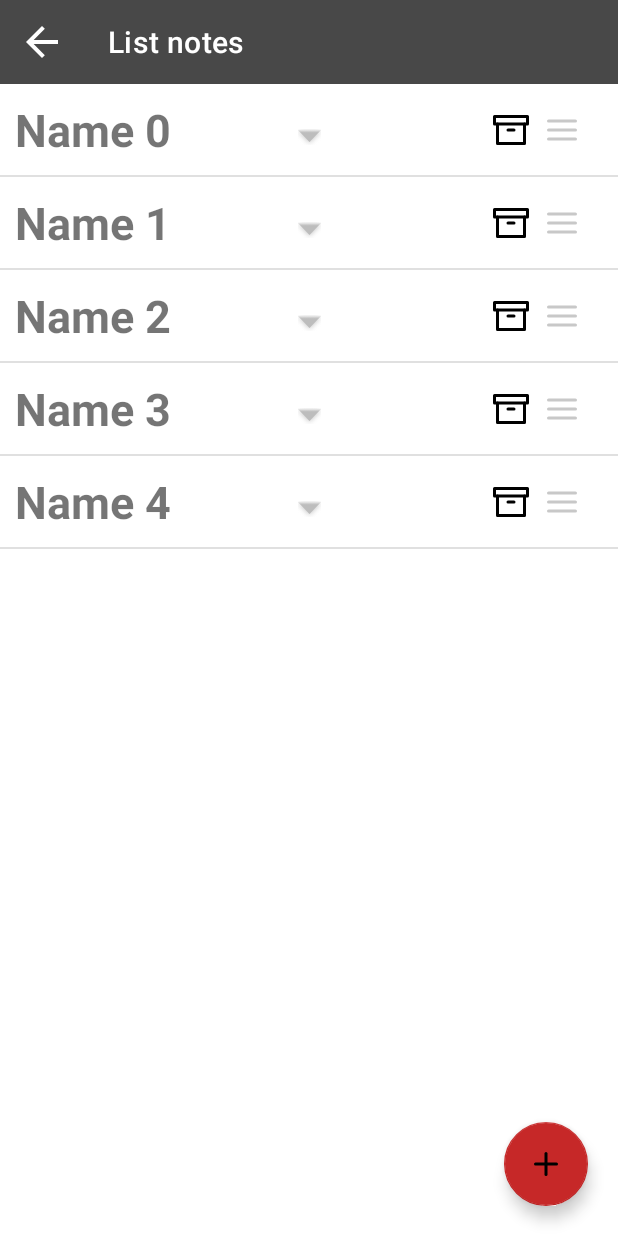
After one commit to VladimirTsihukov/AmazingAppNasa, an Android app: the fragment NotesListFragment placed in its activity, on a phone screen of 412 x 824 dp. The commit adds this screen. Run offline under Robolectric (Android 15) with nearby library versions, the phone set to English and light mode, and no system bars; libraries missing offline, so code that uses them is left out: coil.api.load; network calls fail; pictures from the network do not load; Roboto replaces fonts that are not available here; 1 statement that could not run was skipped.

Commit message:
Create AdapterNotes and Fragments for notes

```diff
--- a/app/build.gradle
+++ b/app/build.gradle
@@ -45,7 +45,7 @@ dependencies {
     implementation "org.jetbrains.kotlin:kotlin-stdlib:$kotlin_version"
     implementation 'androidx.core:core-ktx:1.3.2'
     implementation 'androidx.appcompat:appcompat:1.2.0'
-    implementation 'com.google.android.material:material:1.3.0'
+    implementation 'com.google.android.material:material:1.4.0-alpha02'
     implementation 'androidx.constraintlayout:constraintlayout:2.0.4'
     implementation 'androidx.lifecycle:lifecycle-livedata-ktx:2.3.0'
     implementation 'androidx.lifecycle:lifecycle-viewmodel-ktx:2.3.0'
--- /dev/null
+++ b/app/src/main/java/com/adnroidapp/amazingappnasa/data/NotesData.kt
@@ -0,0 +1,3 @@
+package com.adnroidapp.amazingappnasa.data
+
+data class NotesData (val id: Int, val nameNotes: String, val message: String)
--- /dev/null
+++ b/app/src/main/java/com/adnroidapp/amazingappnasa/ui/adapter/AdapterNotes.kt
@@ -0,0 +1,63 @@
+package com.adnroidapp.amazingappnasa.ui.adapter
+
+import android.view.LayoutInflater
+import android.view.View
+import android.view.ViewGroup
+import androidx.recyclerview.widget.RecyclerView
+import com.adnroidapp.amazingappnasa.R
+import com.adnroidapp.amazingappnasa.data.NotesData
+import kotlinx.android.synthetic.main.view_holder_notes.view.*
+
+class AdapterNotes : RecyclerView.Adapter<AdapterNotes.HolderNotes>() {
+
+    private var listNotes = mutableListOf<Pair<NotesData, Boolean>>()
+
+    fun setItem(newListNotes: List<Pair<NotesData, Boolean>>) {
+        listNotes.addAll(newListNotes)
+        notifyDataSetChanged()
+    }
+
+    override fun onCreateViewHolder(parent: ViewGroup, viewType: Int): HolderNotes {
+        return HolderNotes(LayoutInflater.from(parent.context).inflate(R.layout.view_holder_notes, parent, false))
+    }
+
+    override fun onBindViewHolder(holder: HolderNotes, position: Int) {
+        holder.onBind(listNotes[position].first)
+    }
+
+    override fun getItemCount(): Int = listNotes.size
+
+    inner class HolderNotes(view: View) : RecyclerView.ViewHolder(view) {
+        private var isCheckedMessage = false
+
+        fun onBind(notes: NotesData) {
+            with(itemView) {
+                tv_name_notes.text = notes.nameNotes
+                tv_message_notes.text = notes.message
+                img_delete_notes.setOnClickListener { deleteNotes() }
+                img_item_down.setOnClickListener { setCheckMessage() }
+                img_item_up.setOnClickListener { setCheckMessage() }
+            }
+        }
+
+        private fun deleteNotes() {
+            listNotes.removeAt(layoutPosition)
+            notifyItemRemoved(layoutPosition)
+        }
+
+        private fun setCheckMessage() {
+            with(itemView) {
+                if (isCheckedMessage) {
+                    img_item_down.visibility = View.VISIBLE
+                    img_item_up.visibility = View.INVISIBLE
+                    tv_message_notes.visibility = View.GONE
+                } else {
+                    img_item_down.visibility = View.INVISIBLE
+                    img_item_up.visibility = View.VISIBLE
+                    tv_message_notes.visibility = View.VISIBLE
+                }
+            }
+            isCheckedMessage = !isCheckedMessage
+        }
+    }
+}
--- a/app/src/main/java/com/adnroidapp/amazingappnasa/ui/fragment/BottomNavigationDrawerFragment.kt
+++ b/app/src/main/java/com/adnroidapp/amazingappnasa/ui/fragment/BottomNavigationDrawerFragment.kt
@@ -24,8 +24,10 @@ class BottomNavigationDrawerFragment : BottomSheetDialogFragment() {
 
         navigation_view.setNavigationItemSelectedListener {
             when (it.itemId) {
-                R.id.navigation_one -> {Toast.makeText(context, "Screan one", Toast.LENGTH_SHORT)
-                    .show()
+                R.id.navigation_one -> {
+                    activity?.supportFragmentManager?.beginTransaction()
+                        ?.add(R.id.container, NotesListFragment.newInstance(), NotesListFragment.TAG)
+                        ?.addToBackStack(NotesFragment.TAG)?.commit()
                     dismiss()
                 }
                 R.id.navigation_two -> {Toast.makeText(context, "Screan two", Toast.LENGTH_SHORT)
--- /dev/null
+++ b/app/src/main/java/com/adnroidapp/amazingappnasa/ui/fragment/NotesListFragment.kt
@@ -0,0 +1,60 @@
+package com.adnroidapp.amazingappnasa.ui.fragment
+
+import android.os.Bundle
+import android.view.View
+import androidx.fragment.app.Fragment
+import androidx.recyclerview.widget.DividerItemDecoration
+import androidx.recyclerview.widget.LinearLayoutManager
+import androidx.recyclerview.widget.RecyclerView
+import com.adnroidapp.amazingappnasa.R
+import com.adnroidapp.amazingappnasa.data.NotesData
+import com.adnroidapp.amazingappnasa.ui.adapter.AdapterNotes
+import kotlinx.android.synthetic.main.fragment_list_notes.*
+
+class NotesListFragment : Fragment(R.layout.fragment_list_notes) {
+
+    private lateinit var recyclerView: RecyclerView
+    private val adapter by lazy { AdapterNotes() }
+
+    override fun onViewCreated(view: View, savedInstanceState: Bundle?) {
+        super.onViewCreated(view, savedInstanceState)
+
+        initToolbar()
+
+        recyclerView = view.findViewById(R.id.rec_view_notes_list)
+        recyclerView.addItemDecoration(DividerItemDecoration(context, LinearLayoutManager.VERTICAL))
+        recyclerView.adapter = adapter
+
+        val listNotes = listOf(
+            Pair(NotesData(0, "Name 0", "Message 0"), false),
+            Pair(NotesData(1, "Name 1", "Message 1"), false),
+            Pair(NotesData(2, "Name 2", "Message 2"), false),
+            Pair(NotesData(3, "Name 3", "Message 3"), false),
+            Pair(NotesData(4, "Name 4", "Message 4"), false),
+        )
+
+        adapter.setItem(listNotes)
+
+        action_bar_add_notes.setOnClickListener {
+            activity?.let {
+                it.supportFragmentManager.beginTransaction()
+                    .add(R.id.container, NotesFragment.newInstance(), NotesFragment.TAG)
+                    .addToBackStack(NotesFragment.TAG).commit()
+            }
+        }
+    }
+
+    private fun initToolbar () {
+        toolbar_list_notes.setNavigationIcon(R.drawable.ic_baseline_arrow_back_32)
+        toolbar_list_notes.setNavigationOnClickListener {
+            activity?.let {
+                it.supportFragmentManager.popBackStack()
+            }
+        }
+    }
+
+    companion object {
+        fun newInstance() = NotesListFragment()
+        const val TAG = "NotesListFragment"
+    }
+}
--- /dev/null
+++ b/app/src/main/res/layout/fragment_list_notes.xml
@@ -0,0 +1,36 @@
+<?xml version="1.0" encoding="utf-8"?>
+<androidx.constraintlayout.widget.ConstraintLayout xmlns:android="http://schemas.android.com/apk/res/android"
+    xmlns:app="http://schemas.android.com/apk/res-auto"
+    android:layout_width="match_parent"
+    android:layout_height="match_parent"
+    android:background="@color/white"
+    android:clickable="true"
+    android:focusable="true">
+
+    <androidx.appcompat.widget.Toolbar
+        android:id="@+id/toolbar_list_notes"
+        style="@style/style_toolBar"
+        app:layout_constraintStart_toStartOf="parent"
+        app:layout_constraintTop_toTopOf="parent"
+        app:title="@string/list_notes" />
+
+    <androidx.recyclerview.widget.RecyclerView
+        android:id="@+id/rec_view_notes_list"
+        android:layout_width="0dp"
+        android:layout_height="wrap_content"
+        app:layoutManager="androidx.recyclerview.widget.LinearLayoutManager"
+        app:layout_constraintEnd_toEndOf="parent"
+        app:layout_constraintStart_toStartOf="parent"
+        app:layout_constraintTop_toBottomOf="@+id/toolbar_list_notes" />
+
+    <com.google.android.material.floatingactionbutton.FloatingActionButton
+        android:id="@+id/action_bar_add_notes"
+        android:layout_margin="@dimen/margin_middle"
+        android:layout_width="wrap_content"
+        app:backgroundTint="?attr/backgroundFloatingActionButton"
+        android:src="@drawable/ic_plus_fab"
+        android:layout_height="wrap_content"
+        app:layout_constraintBottom_toBottomOf="parent"
+        app:layout_constraintEnd_toEndOf="parent" />
+
+</androidx.constraintlayout.widget.ConstraintLayout>
--- /dev/null
+++ b/app/src/main/res/layout/view_holder_notes.xml
@@ -0,0 +1,77 @@
+<?xml version="1.0" encoding="utf-8"?>
+<androidx.constraintlayout.widget.ConstraintLayout xmlns:android="http://schemas.android.com/apk/res/android"
+    xmlns:app="http://schemas.android.com/apk/res-auto"
+    xmlns:tools="http://schemas.android.com/tools"
+    android:layout_width="match_parent"
+    android:layout_height="wrap_content"
+    android:layout_margin="@dimen/margin_small"
+    android:background="@color/white">
+
+    <androidx.appcompat.widget.AppCompatTextView
+        android:id="@+id/tv_name_notes"
+        android:layout_width="wrap_content"
+        android:layout_height="wrap_content"
+        android:textSize="30sp"
+        android:textStyle="bold"
+        app:layout_constraintStart_toStartOf="parent"
+        app:layout_constraintTop_toTopOf="parent"
+        tools:text="@string/mars" />
+
+    <androidx.appcompat.widget.AppCompatImageView
+        android:id="@+id/img_item_up"
+        android:layout_width="wrap_content"
+        android:layout_height="wrap_content"
+        android:padding="@dimen/margin_small"
+        android:tint="@color/color_gray"
+        android:visibility="invisible"
+        app:layout_constraintBottom_toBottomOf="@+id/tv_name_notes"
+        app:layout_constraintEnd_toEndOf="parent"
+        app:layout_constraintStart_toStartOf="parent"
+        app:srcCompat="@android:drawable/arrow_up_float" />
+
+    <androidx.appcompat.widget.AppCompatImageView
+        android:id="@+id/img_item_down"
+        android:layout_width="wrap_content"
+        android:layout_height="wrap_content"
+        android:padding="@dimen/margin_small"
+        android:tint="@color/color_gray"
+        app:layout_constraintBottom_toBottomOf="@+id/tv_name_notes"
+        app:layout_constraintEnd_toEndOf="parent"
+        app:layout_constraintStart_toStartOf="parent"
+        app:srcCompat="@android:drawable/arrow_down_float" />
+
+    <androidx.appcompat.widget.AppCompatImageView
+        android:id="@+id/img_drag_drop"
+        android:layout_width="wrap_content"
+        android:layout_height="wrap_content"
+        android:layout_margin="15dp"
+        android:tint="@color/cardview_shadow_start_color"
+        app:layout_constraintBottom_toBottomOf="@+id/tv_name_notes"
+        app:layout_constraintEnd_toEndOf="parent"
+        app:layout_constraintTop_toTopOf="@+id/tv_name_notes"
+        app:srcCompat="@drawable/ic_hamburger_menu_bottom_bar" />
+
+    <androidx.appcompat.widget.AppCompatImageView
+        android:id="@+id/img_delete_notes"
+        android:layout_width="wrap_content"
+        android:layout_height="wrap_content"
+        android:layout_margin="10dp"
+        app:layout_constraintBottom_toBottomOf="@+id/img_drag_drop"
+        app:layout_constraintEnd_toStartOf="@+id/img_drag_drop"
+        app:layout_constraintTop_toTopOf="@+id/img_drag_drop"
+        app:srcCompat="@drawable/ic_archive" />
+
+    <androidx.appcompat.widget.AppCompatTextView
+        android:id="@+id/tv_message_notes"
+        android:layout_width="0dp"
+        android:layout_height="wrap_content"
+        android:padding="10dp"
+        android:textColor="#000"
+        android:visibility="gone"
+        app:layout_constraintEnd_toEndOf="parent"
+        app:layout_constraintStart_toStartOf="parent"
+        app:layout_constraintTop_toBottomOf="@+id/tv_name_notes"
+        tools:text="@string/message"
+        tools:visibility="visible" />
+
+</androidx.constraintlayout.widget.ConstraintLayout>
--- a/app/src/main/res/values/colors.xml
+++ b/app/src/main/res/values/colors.xml
@@ -23,6 +23,7 @@
 
     <color name="colorPrimaryDark">#00574B</color>
     <color name="color_gray">#BDBDBD</color>
+    <color name="color_light_gray">#DCDCDC</color>
     <color name="color_launcher_background">#08D9F3</color>
     <color name="color_accent">#D81B60</color>
     <color name="color_red">#c62828</color>
--- a/app/src/main/res/values/strings.xml
+++ b/app/src/main/res/values/strings.xml
@@ -30,6 +30,12 @@
     <string name="message_in_toolbar_for_mars">Photos of NASA Curiosity rover, capabilities and the Spirit rovers on Mars</string>
     <string name="message_in_toolbar_for_earth">This image was taken by NASA EPIC camera onboard the NOAA DSCOVR spacecraft</string>
     <string name="message_in_toolbar_for_moon">Photos of the moon taken by NASA</string>
+    <string name="notes">Notes</string>
+    <string name="title">Title</string>
+    <string name="text_field">Text field</string>
+    <string name="save_notes">Save notes</string>
+    <string name="message">Message</string>
+    <string name="list_notes">List notes</string>
 
     <string-array name="pref_entry_theme">
         <item>Theme Nasa</item>
--- a/app/src/main/res/values/style.xml
+++ b/app/src/main/res/values/style.xml
@@ -29,4 +29,11 @@
         <item name="android:textColor">@color/white</item>
     </style>
 
+    <style name="style_toolBar" >
+        <item name="android:layout_height">?attr/actionBarSize</item>
+        <item name="titleTextColor">?attr/colorMenuTool</item>
+        <item name="android:background">?backgroundNavigationLayout</item>
+        <item name="android:layout_width">match_parent</item>
+    </style>
+
 </resources>
```
Also changed, not shown: app/src/main/java/com/adnroidapp/amazingappnasa/ui/fragment/NotesFragment.kt (added, +27 -0 lines), app/src/main/res/layout/fragment_notes.xml (added, +68 -0 lines), app/src/main/res/layout/fragment_setting.xml (+2 -5 lines).
